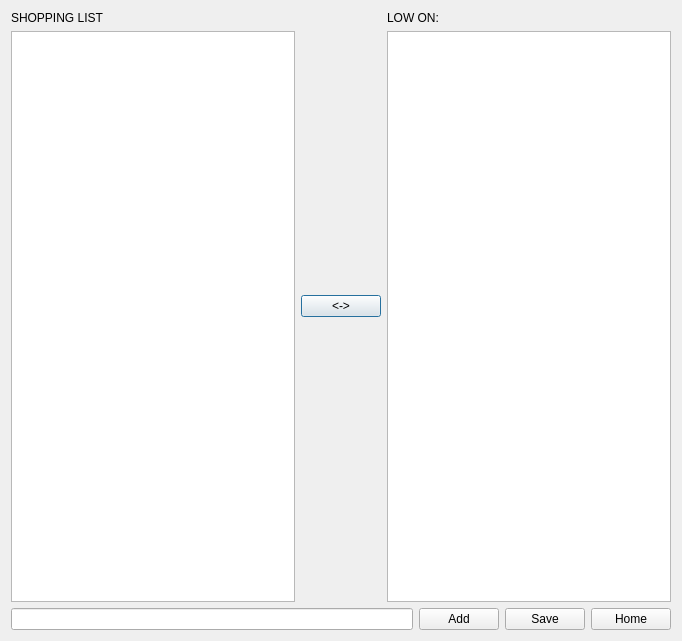
First picture: the form in FAKKIT/shoppingpage1.ui, repository r0ug3-Mary/Senior_Design, before the edit.
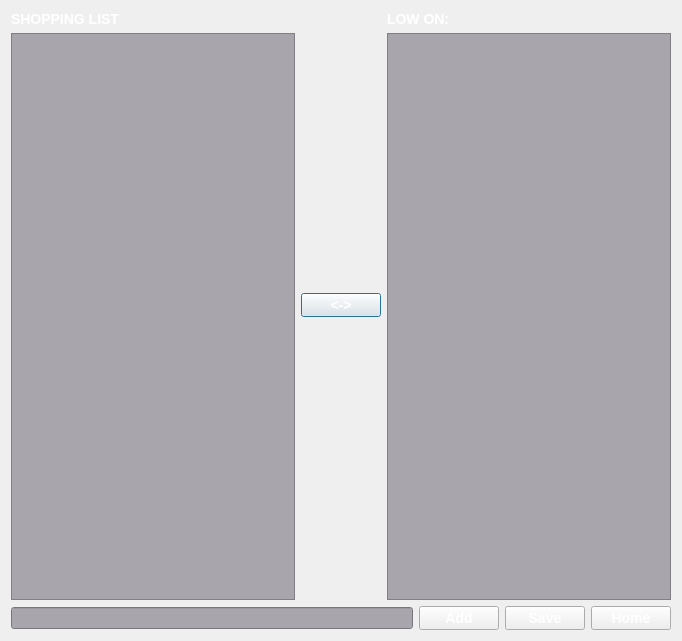
Second picture: the form after the edit.

```diff
--- a/FAKKIT/shoppingpage1.ui
+++ b/FAKKIT/shoppingpage1.ui
@@ -20,18 +20,31 @@
       <layout class="QVBoxLayout" name="verticalLayout_2">
        <item>
         <widget class="QLabel" name="label">
+         <property name="styleSheet">
+          <string notr="true">font: bold 14px;
+    color: white;</string>
+         </property>
          <property name="text">
           <string>SHOPPING LIST</string>
          </property>
         </widget>
        </item>
        <item>
-        <widget class="QTextEdit" name="textEdit"/>
+        <widget class="QTextEdit" name="textEdit">
+         <property name="styleSheet">
+          <string notr="true">background-color: rgb(168, 165, 173);
+font: bold 12px; color: white;</string>
+         </property>
+        </widget>
        </item>
       </layout>
      </item>
      <item>
       <widget class="QPushButton" name="swapButton">
+       <property name="styleSheet">
+        <string notr="true">font: bold 14px;
+    color: white;</string>
+       </property>
        <property name="text">
         <string>&lt;-&gt;</string>
        </property>
@@ -41,13 +54,22 @@
       <layout class="QVBoxLayout" name="verticalLayout">
        <item>
         <widget class="QLabel" name="label_2">
+         <property name="styleSheet">
+          <string notr="true">font: bold 14px;
+    color: white;</string>
+         </property>
          <property name="text">
           <string>LOW ON:</string>
          </property>
         </widget>
        </item>
        <item>
-        <widget class="QListView" name="listView_2"/>
+        <widget class="QListView" name="listView_2">
+         <property name="styleSheet">
+          <string notr="true">background-color: rgb(168, 165, 173);
+font: bold 12px; color: white;</string>
+         </property>
+        </widget>
        </item>
       </layout>
      </item>
@@ -56,10 +78,19 @@
    <item row="1" column="0">
     <layout class="QHBoxLayout" name="horizontalLayout_2">
      <item>
-      <widget class="QLineEdit" name="lineEdit"/>
+      <widget class="QLineEdit" name="lineEdit">
+       <property name="styleSheet">
+        <string notr="true">background-color: rgb(168, 165, 173);
+font: bold 12px; color: white;</string>
+       </property>
+      </widget>
      </item>
      <item>
       <widget class="QPushButton" name="pushButton_3">
+       <property name="styleSheet">
+        <string notr="true">font: bold 14px;
+    color: white;</string>
+       </property>
        <property name="text">
         <string>Add</string>
        </property>
@@ -67,6 +98,10 @@
      </item>
      <item>
       <widget class="QPushButton" name="pushButton_2">
+       <property name="styleSheet">
+        <string notr="true">font: bold 14px;
+    color: white;</string>
+       </property>
        <property name="text">
         <string>Save</string>
        </property>
@@ -74,6 +109,10 @@
      </item>
      <item>
       <widget class="QPushButton" name="pushButton">
+       <property name="styleSheet">
+        <string notr="true">font: bold 14px;
+    color: white;</string>
+       </property>
        <property name="text">
         <string>Home</string>
        </property>
```
